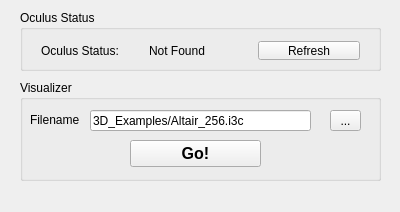
Before: the Qt Designer form Oculus_I3C_Visualizer/mainwindow.ui in pgTech123/Oculus_I3C_Visualizer, drawn with Qt 5.
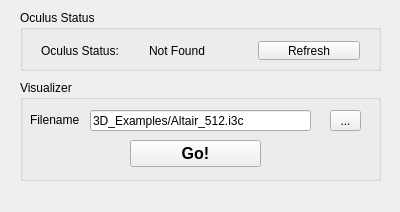
After: the same form once the commit is applied.

Diff of the .ui file:
```diff
--- a/Oculus_I3C_Visualizer/mainwindow.ui
+++ b/Oculus_I3C_Visualizer/mainwindow.ui
@@ -128,7 +128,7 @@
       </rect>
      </property>
      <property name="text">
-      <string>3D_Examples/Altair_256.i3c</string>
+      <string>3D_Examples/Altair_512.i3c</string>
      </property>
     </widget>
    </widget>
```
